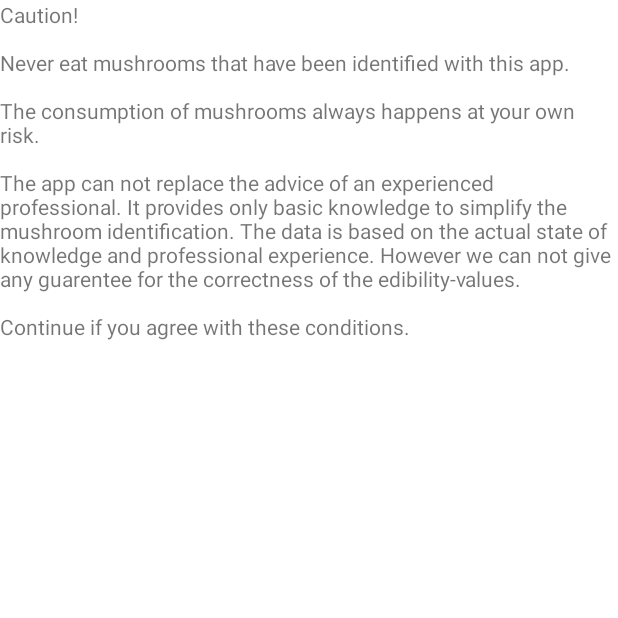
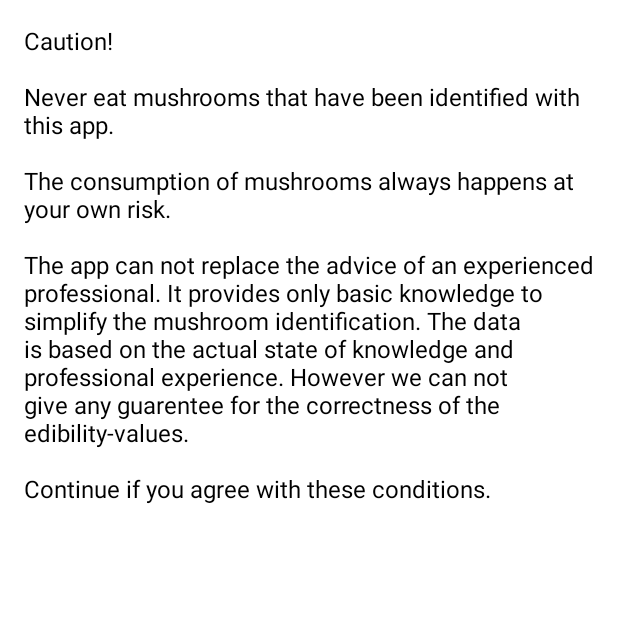
Before and after one commit to leonardishere/MushroomAnalyzer, an Android app: the screen it shows after launch (DebugActivity), after a tap on "LEGAL", on a phone screen of 412 x 824 dp, the top half of it. Run offline under Robolectric (Android 15) with nearby library versions, the phone set to English and light mode, and no system bars.

Commit message:
more changes

```diff
--- a/app/src/main/AndroidManifest.xml
+++ b/app/src/main/AndroidManifest.xml
@@ -1,5 +1,6 @@
 <?xml version="1.0" encoding="utf-8"?>
-<manifest xmlns:android="http://schemas.android.com/apk/res/android"
+<manifest
+    xmlns:android="http://schemas.android.com/apk/res/android"
     package="io.github.leonardishere.mushroomanalyzer">
 
     <application
--- a/app/src/main/java/io/github/leonardishere/mushroomanalyzer/LandingPageActivity.java
+++ b/app/src/main/java/io/github/leonardishere/mushroomanalyzer/LandingPageActivity.java
@@ -22,13 +22,14 @@ public class LandingPageActivity extends AppCompatActivity {
     }
 
     public void button2(View view){
-        /*
+
         Intent intent = new Intent(this, DebugActivity.class);
         intent.putExtra(getString(R.string.debug), "button2 was clicked");
         startActivity(intent);
-        */
+        /*
         Intent intent = new Intent(this, UITestActivity.class);
         startActivity(intent);
+        */
     }
 
     public void button3(View view){
--- a/app/src/main/java/io/github/leonardishere/mushroomanalyzer/UITestActivity.java
+++ b/app/src/main/java/io/github/leonardishere/mushroomanalyzer/UITestActivity.java
@@ -16,6 +16,7 @@ public class UITestActivity extends AppCompatActivity implements AdapterView.OnI
         super.onCreate(savedInstanceState);
         setContentView(R.layout.activity_uitest);
 
+        /*
         Spinner spinner = (Spinner) findViewById(R.id.spinner2);
         ArrayAdapter<CharSequence> adapter = ArrayAdapter.createFromResource(this, R.array.feature20_array, android.R.layout.simple_spinner_item);
         adapter.setDropDownViewResource(android.R.layout.simple_spinner_dropdown_item);
@@ -30,7 +31,7 @@ public class UITestActivity extends AppCompatActivity implements AdapterView.OnI
         ExpandableListView listView2 = (ExpandableListView) findViewById(R.id.listView2);
         ArrayAdapter<CharSequence> adapter2 = ArrayAdapter.createFromResource(this, R.array.feature20_array, android.R.layout.simple_expandable_list_item_1);
         //listView2.setAdapter(adapter2);
-
+        */
     }
 
     public void onItemSelected(AdapterView<?> parent, View view, int pos, long id) {}
--- a/app/src/main/res/layout/activity_debug.xml
+++ b/app/src/main/res/layout/activity_debug.xml
@@ -1,16 +1,18 @@
 <?xml version="1.0" encoding="utf-8"?>
-<RelativeLayout xmlns:android="http://schemas.android.com/apk/res/android"
+<ScrollView xmlns:android="http://schemas.android.com/apk/res/android"
     xmlns:app="http://schemas.android.com/apk/res-auto"
     xmlns:tools="http://schemas.android.com/tools"
     android:layout_width="match_parent"
     android:layout_height="match_parent"
-    tools:context="io.github.leonardishere.mushroomanalyzer.DebugActivity">
+    tools:context="io.github.leonardishere.mushroomanalyzer.DebugActivity"
+    android:layout_margin="16dp"
+    >
 
     <TextView
         android:layout_width="match_parent"
-        android:layout_height="match_parent"
+        android:layout_height="wrap_content"
         android:id="@+id/debugTextview"
         android:text="@string/empty"
         />
 
-</RelativeLayout>
+</ScrollView>
--- a/app/src/main/res/values-v21/styles.xml
+++ b/app/src/main/res/values-v21/styles.xml
@@ -9,5 +9,25 @@
         <item name="colorAccent">#FF0000</item>
         <item name="android:colorBackground">@android:color/background_light</item>
         <item name="android:statusBarColor">@color/oliveGreen</item>
+
+        <item name="android:textViewStyle">@style/CustomTextViewStyle</item>
+        <item name="android:radioButtonStyle">@style/CustomRadioButtonStyle</item>
+        <!--<item name="android:buttonStyle">@style/CustomButtonStyle</item>-->
+    </style>
+
+    <style name="CustomTextViewStyle" parent="android:Widget.TextView">
+        <item name="android:textColor">#000000</item>
+        <item name="android:textSize">16sp</item>
+    </style>
+
+    <style name="CustomRadioButtonStyle" parent="android:Widget.CompoundButton.RadioButton">
+        <item name="android:textColor">#000000</item>
+        <item name="android:textSize">16sp</item>
+    </style>
+    <style name="CustomButtonStyle" parent="android:Widget.Material.Button">
+        <item name="android:textColor">#000000</item>
+        <item name="android:textSize">16sp</item>
+    </style>
+    <style name="CustomButtonStyle2" parent="android:Widget.Material.Button">
     </style>
 </resources>
--- a/app/src/main/res/values/colors.xml
+++ b/app/src/main/res/values/colors.xml
@@ -3,6 +3,7 @@
     <color name="colorPrimary">#3F51B5</color>
     <color name="colorPrimaryDark">#303F9F</color>
     <color name="colorAccent">#FF4081</color>
+    <color name="lightBlue">#60c2ef</color>
 
     <color name="oliveGreen">#556b2f</color>
 </resources>
--- a/app/src/main/res/values/styles.xml
+++ b/app/src/main/res/values/styles.xml
@@ -8,6 +8,22 @@
         <!--<item name="colorAccent">@color/colorAccent</item>-->
         <item name="colorAccent">@color/colorPrimary</item>
         <item name="android:colorBackground">@android:color/background_light</item>
+
+        <item name="android:textViewStyle">@style/CustomTextViewStyle</item>
     </style>
 
+    <style
+        name="CustomTextViewStyle"
+        parent="android:Widget.TextView"
+        >
+        <item name="android:textColor">#000000</item>
+        <!--<item name="android:textStyle">bold</item>-->
+        <!--<item name="android:textSize">12sp</item>-->
+    </style>
+
+    <!--
+    <style name="RobotoButtonStyle" parent="android:Widget.Holo.Button">
+        <item name="android:fontFamily">sans-serif-light</item>
+    </style>
+    -->
 </resources>
```
Also changed, not shown: app/src/main/java/io/github/leonardishere/mushroomanalyzer/FeatureFormActivity.java (+25 -3 lines), app/src/main/java/io/github/leonardishere/mushroomanalyzer/ResultsActivity.java (+4 -5 lines), app/src/main/res/layout/activity_feature_form.xml (+80 -48 lines), app/src/main/res/graphics/Screenshot_2017-06-03-14-24-02.png (deleted), app/src/main/res/graphics/Screenshot_2017-06-03-14-24-06.png (deleted), app/src/main/res/graphics/feature_graphic.png (deleted), app/src/main/res/graphics/hi-res_icon.png (deleted), app/src/main/res/graphics/promo_graphic.png (deleted), app/src/main/res/graphics/tv_banner.png (deleted), app/src/main/res/graphics/white.png (deleted).
